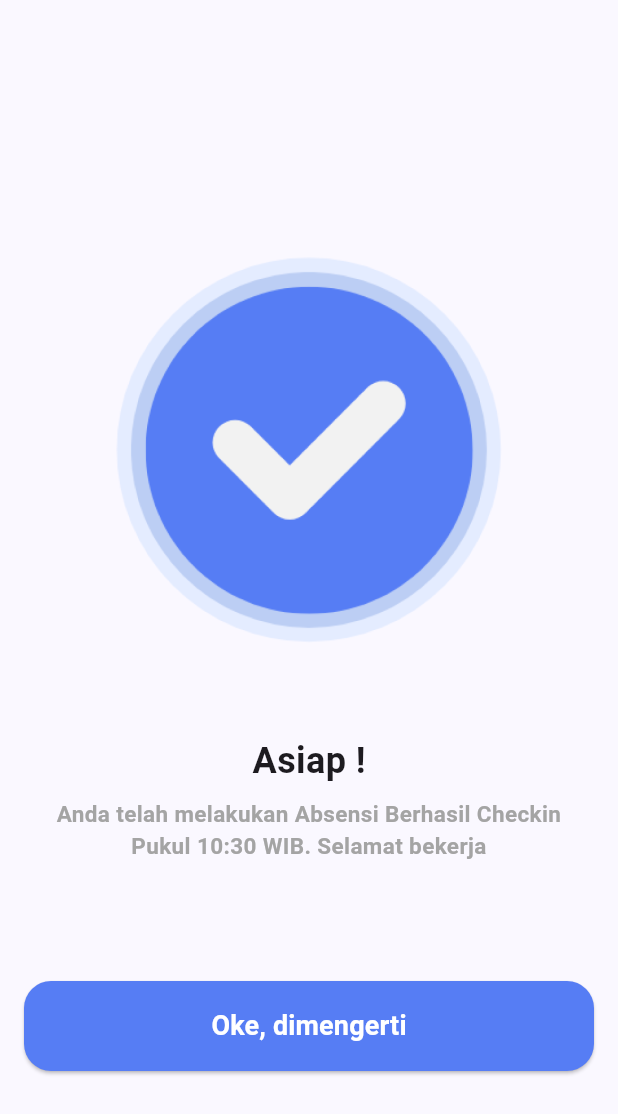
After one commit to dennyhrfsya/flutter_absensi_app, a Flutter app: the AttendanceSuccessPage screen opened directly, on a phone screen of 412 x 824 dp. The commit adds this screen. Shown: the top 1114 px of the screen. Run offline on Flutter 3.47's test engine with Material 3 defaults, Android fonts, the phone set to English and light mode, and no system bars; our stand-ins replace bloc, camera, dartz, flutter_bloc, flutter_svg, freezed_annotation and 5 more; missing offline and left inert: detect_fake_location, google_mlkit_face_detection, tflite_flutter; accounts and stored records are empty.

Commit message:
Update Apps Attendance Checkin 2

```diff
--- a/lib/core/constants/variables.dart
+++ b/lib/core/constants/variables.dart
@@ -1,4 +1,4 @@
 class Variables {
   static const String appName = 'GeoFace Flutter Intensive Club 16';
-  static const String baseUrl = 'http://192.168.41.243:8000';
+  static const String baseUrl = 'http://192.168.40.149:8000';
 }
--- a/lib/presentation/home/pages/attendance_checkin_page.dart
+++ b/lib/presentation/home/pages/attendance_checkin_page.dart
@@ -4,6 +4,7 @@ import 'package:flutter/services.dart';
 import 'package:flutter_absensi_app/core/ml/recognition_embedding.dart';
 import 'package:flutter_absensi_app/core/ml/recognizer.dart';
 import 'package:flutter_absensi_app/presentation/home/bloc/checkin_attendance/checkin_attendance_bloc.dart';
+import 'package:flutter_absensi_app/presentation/home/pages/attendance_success_page.dart';
 import 'package:flutter_absensi_app/presentation/home/pages/location_page.dart';
 import 'package:flutter_absensi_app/presentation/home/widgets/face_detector_painter.dart';
 import 'package:flutter_bloc/flutter_bloc.dart';
@@ -439,11 +440,11 @@ class _AttendanceCheckinPageState extends State<AttendanceCheckinPage> {
                                 );
                               },
                               loaded: (responseModel) {
-                                // context.pushReplacement(
-                                //   const AttendanceSuccessPage(
-                                //     status: 'Berhasil Checkin',
-                                //   ),
-                                // );
+                                context.pushReplacement(
+                                  const AttendanceSuccessPage(
+                                    status: 'Berhasil Checkin',
+                                  ),
+                                );
                               },
                             );
                           },
--- /dev/null
+++ b/lib/presentation/home/pages/attendance_success_page.dart
@@ -0,0 +1,45 @@
+// ignore_for_file: public_member_api_docs, sort_constructors_first
+import 'package:flutter/material.dart';
+
+import '../../../core/core.dart';
+
+class AttendanceSuccessPage extends StatelessWidget {
+  final String status;
+  const AttendanceSuccessPage({super.key, required this.status});
+
+  @override
+  Widget build(BuildContext context) {
+    return Scaffold(
+      body: Padding(
+        padding: const EdgeInsets.all(16.0),
+        child: Column(
+          mainAxisAlignment: MainAxisAlignment.center,
+          children: [
+            Assets.images.success.image(),
+            const Text(
+              'Asiap !',
+              style: TextStyle(fontSize: 24.0, fontWeight: FontWeight.w700),
+            ),
+            const SpaceHeight(8.0),
+            Center(
+              child: Text(
+                'Anda telah melakukan Absensi $status Pukul ${DateTime.now().toFormattedTime()}. Selamat bekerja ',
+                style: const TextStyle(
+                  fontWeight: FontWeight.w700,
+                  fontSize: 15.0,
+                  color: AppColors.grey,
+                ),
+                textAlign: TextAlign.center,
+              ),
+            ),
+            const SpaceHeight(80.0),
+            Button.filled(
+              onPressed: () => context.popToRoot(),
+              label: 'Oke, dimengerti',
+            ),
+          ],
+        ),
+      ),
+    );
+  }
+}
```
